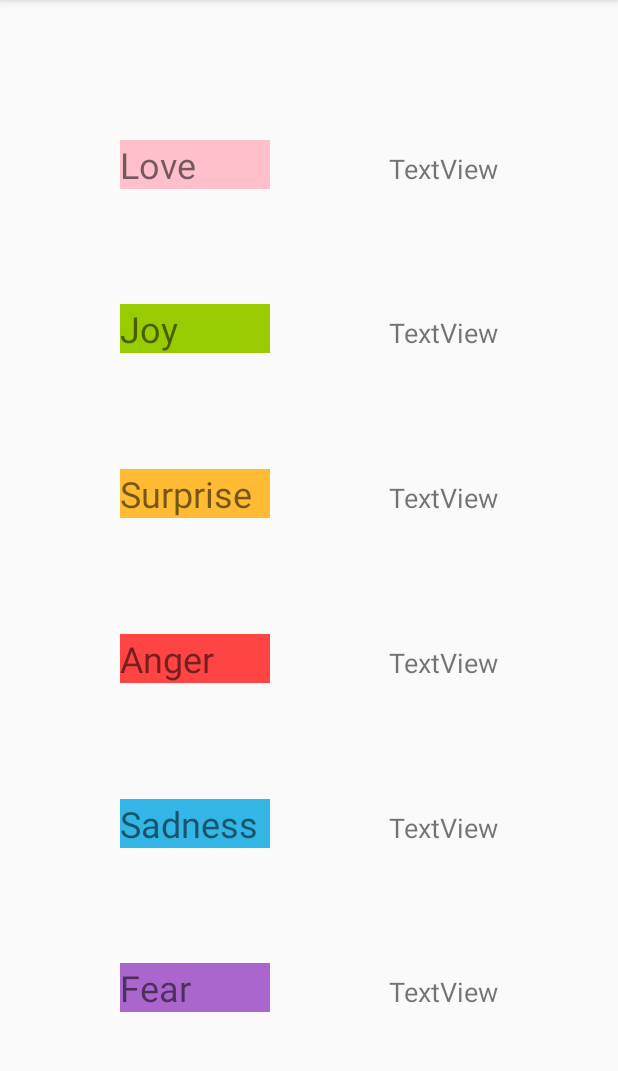
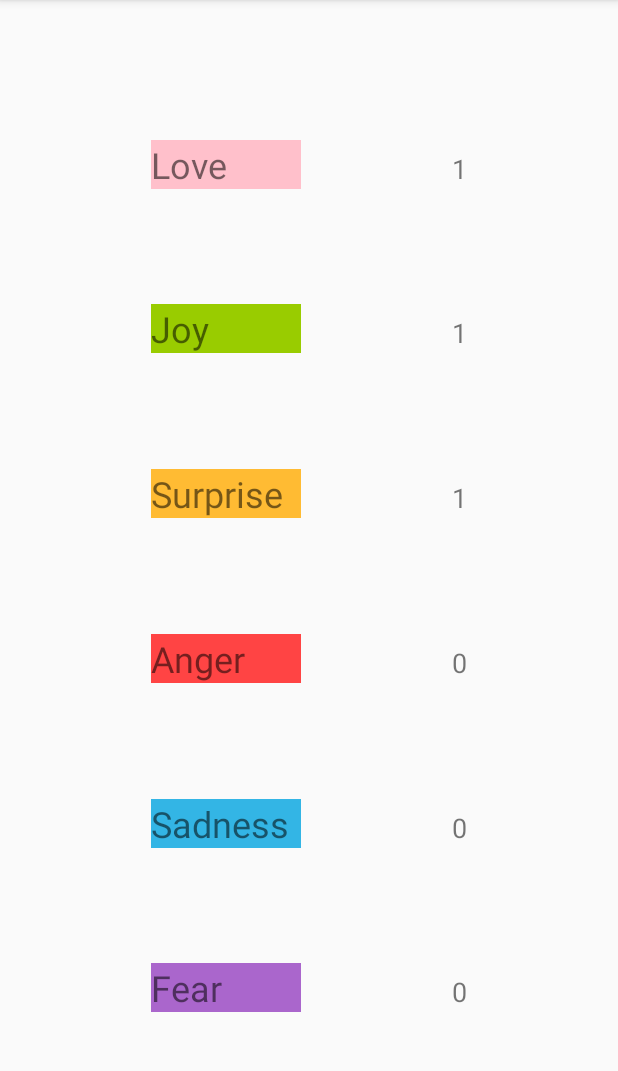
Before and after one commit to Akazfu/zfu-FeelsBook, an Android app: the CountActivity screen opened directly, with no data from a screen before it, on a phone screen of 412 x 824 dp, the part 84-1155 px from its top. Run offline under Robolectric (Android 15) with nearby library versions, the phone set to English and light mode, and no system bars.

Commit message:
finish edit and count

```diff
--- a/app/src/main/java/feelsbook/cs/ualberta/ca/zfu_feelsbook/CountActivity.java
+++ b/app/src/main/java/feelsbook/cs/ualberta/ca/zfu_feelsbook/CountActivity.java
@@ -6,6 +6,7 @@ import android.widget.TextView;
 
 import java.util.ArrayList;
 import java.util.Collections;
+import java.util.HashMap;
 import java.util.Map;
 
 public class CountActivity extends AppCompatActivity {
@@ -17,7 +18,7 @@ public class CountActivity extends AppCompatActivity {
     TextView Fear;
     ArrayList<TextView> emotions;
     ArrayList<String> emotionText;
-    Map emotionMap;
+    Map<String,Integer> emotionMap;
 
 
 
@@ -49,18 +50,53 @@ public class CountActivity extends AppCompatActivity {
         emotionText.add("Sadness");
         emotionText.add("Fear");
 
-
-        emotionMap = (Map) RecordController.getRecord();
-
-        int i;
-        for (i = 0; i < 6; i++){
-            if (emotionMap.get(emotionText.get(i)) == null) {
-                emotions.get(i).setText(String.valueOf(0));
-            } else {
-                String emotionName = emotionText.get(i);
-                emotions.get(i).setText(String.valueOf((int) emotionMap.get(emotionName)));
+        emotionMap = new HashMap<>();
+        ArrayList<Emotion> emotionList=RecordController.getRecord().getEmotions();
+        int counts[]=new int[6];
+        for(int i=0;i<emotionList.size();i++){
+            String emotionName = emotionList.get(i).getName();
+            if(emotionName.equals("Joy")){
+                emotionMap.put("Joy",++counts[0]);
+            }else if(emotionName.equals("Love")){
+                emotionMap.put("Love",++counts[1]);
+            }else if(emotionName.equals("Surprise")){
+                emotionMap.put("Surprise",++counts[2]);
+            }else if(emotionName.equals("Anger")){
+                emotionMap.put("Anger",+counts[3]);
+            }else if(emotionName.equals("Sadness")){
+                emotionMap.put("Sadness",++counts[4]);
+            } else if(emotionName.equals("Fear")){
+                emotionMap.put("Fear",++counts[5]);
             }
         }
+
+        for(String key:emotionMap.keySet())
+        {
+            String  countStr=String.valueOf(emotionMap.get(key));
+            if (key.equals("Joy")){
+                Joy.setText(countStr);
+            }else if(key.equals("Love")){
+                Love.setText(countStr);
+            }else if(key.equals("Surprise")){
+              Surprise.setText(countStr);
+            }else if(key.equals("Anger")){
+                Anger.setText(countStr);
+            }else if(key.equals("Sadness")){
+                Sad.setText(countStr);
+            }else if(key.equals("Fear")){
+                Fear.setText(countStr);
+            }
+        }
+
+//        int i;
+//        for (i = 0; i < 6; i++){
+//            if (emotionMap.get(emotionText.get(i)) == null) {
+//                emotions.get(i).setText(String.valueOf(0));
+//            } else {
+//                String emotionName = emotionText.get(i);
+//                emotions.get(i).setText(String.valueOf((int) emotionMap.get(emotionName)));
+//            }
+//        }
 
 
     }
--- a/app/src/main/java/feelsbook/cs/ualberta/ca/zfu_feelsbook/RecordController.java
+++ b/app/src/main/java/feelsbook/cs/ualberta/ca/zfu_feelsbook/RecordController.java
@@ -14,6 +14,10 @@ public class RecordController {
         getRecord().addEmotion(emotion);
     }
 
+    public void removeEmotion(Emotion emotion){
+        getRecord().removeEmotion(emotion);
+    }
+
     /*public Emotion chooseEmotion(int index) throws EmptyRecordException {
         return getRecord().chooseEmotion(index);
     }*/
--- a/app/src/main/res/layout/activity_count.xml
+++ b/app/src/main/res/layout/activity_count.xml
@@ -89,7 +89,7 @@
         android:id="@+id/count_love"
         android:layout_width="wrap_content"
         android:layout_height="wrap_content"
-        android:text="TextView"
+        android:text="0"
         android:textSize="18sp"
         app:layout_constraintBaseline_toBaselineOf="@+id/textView"
         app:layout_constraintEnd_toEndOf="parent"
@@ -100,7 +100,7 @@
         android:id="@+id/count_joy"
         android:layout_width="wrap_content"
         android:layout_height="wrap_content"
-        android:text="TextView"
+        android:text="0"
         android:textSize="18sp"
         app:layout_constraintBaseline_toBaselineOf="@+id/textView2"
         app:layout_constraintEnd_toEndOf="parent"
@@ -111,7 +111,7 @@
         android:id="@+id/count_surprise"
         android:layout_width="wrap_content"
         android:layout_height="wrap_content"
-        android:text="TextView"
+        android:text="0"
         android:textSize="18sp"
         app:layout_constraintBaseline_toBaselineOf="@+id/textView4"
         app:layout_constraintEnd_toEndOf="parent"
@@ -122,7 +122,7 @@
         android:id="@+id/count_fear"
         android:layout_width="wrap_content"
         android:layout_height="wrap_content"
-        android:text="TextView"
+        android:text="0"
         android:textSize="18sp"
         app:layout_constraintBaseline_toBaselineOf="@+id/textView6"
         app:layout_constraintEnd_toEndOf="parent"
@@ -133,7 +133,7 @@
         android:id="@+id/count_sadness"
         android:layout_width="wrap_content"
         android:layout_height="wrap_content"
-        android:text="TextView"
+        android:text="0"
         android:textSize="18sp"
         app:layout_constraintBaseline_toBaselineOf="@+id/textView5"
         app:layout_constraintEnd_toEndOf="parent"
@@ -144,7 +144,7 @@
         android:id="@+id/count_anger"
         android:layout_width="wrap_content"
         android:layout_height="wrap_content"
-        android:text="TextView"
+        android:text="0"
         android:textSize="18sp"
         app:layout_constraintBaseline_toBaselineOf="@+id/textView3"
         app:layout_constraintEnd_toEndOf="parent"
--- a/app/src/main/res/layout/activity_record.xml
+++ b/app/src/main/res/layout/activity_record.xml
@@ -31,6 +31,7 @@
         android:layout_marginBottom="16dp"
         android:onClick="editRecord"
         android:text="@string/Edit"
+        android:visibility="invisible"
         app:layout_constraintBottom_toBottomOf="parent"
         app:layout_constraintEnd_toEndOf="parent"
         app:layout_constraintStart_toStartOf="parent" />
```
Also changed, not shown: app/src/main/java/feelsbook/cs/ualberta/ca/zfu_feelsbook/EditActivity.java (+60 -0 lines), app/src/main/java/feelsbook/cs/ualberta/ca/zfu_feelsbook/Emotion.java (+25 -6 lines), app/src/main/java/feelsbook/cs/ualberta/ca/zfu_feelsbook/Record.java (+12 -3 lines), app/src/main/java/feelsbook/cs/ualberta/ca/zfu_feelsbook/RecordActivity.java (+63 -10 lines).
